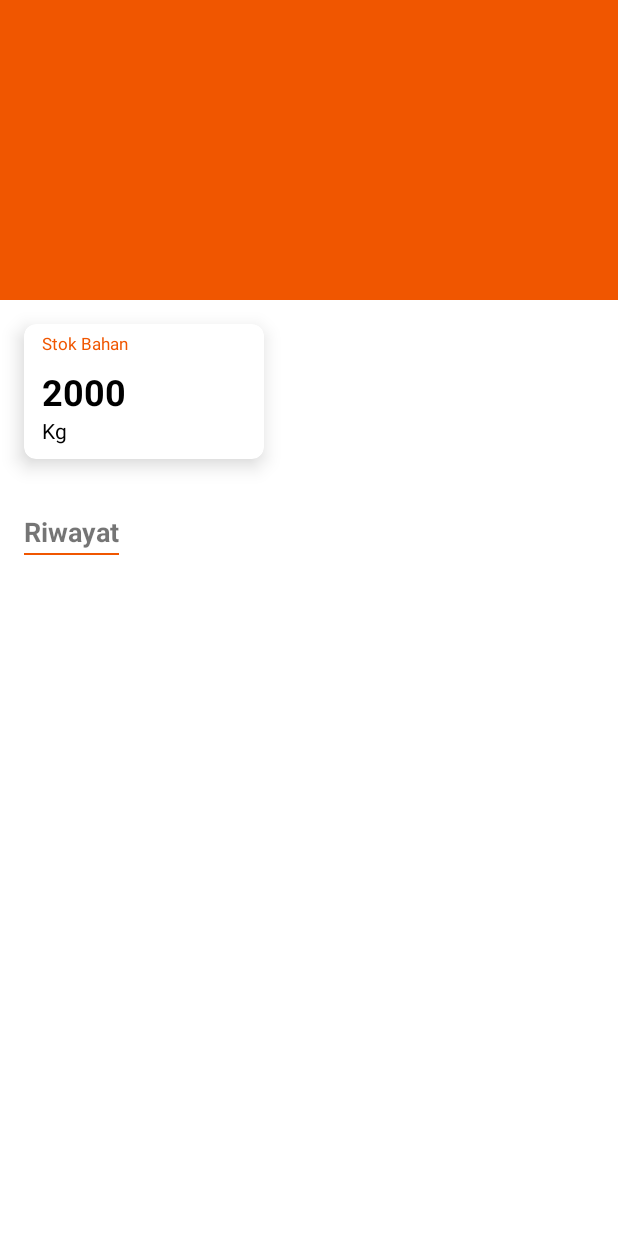
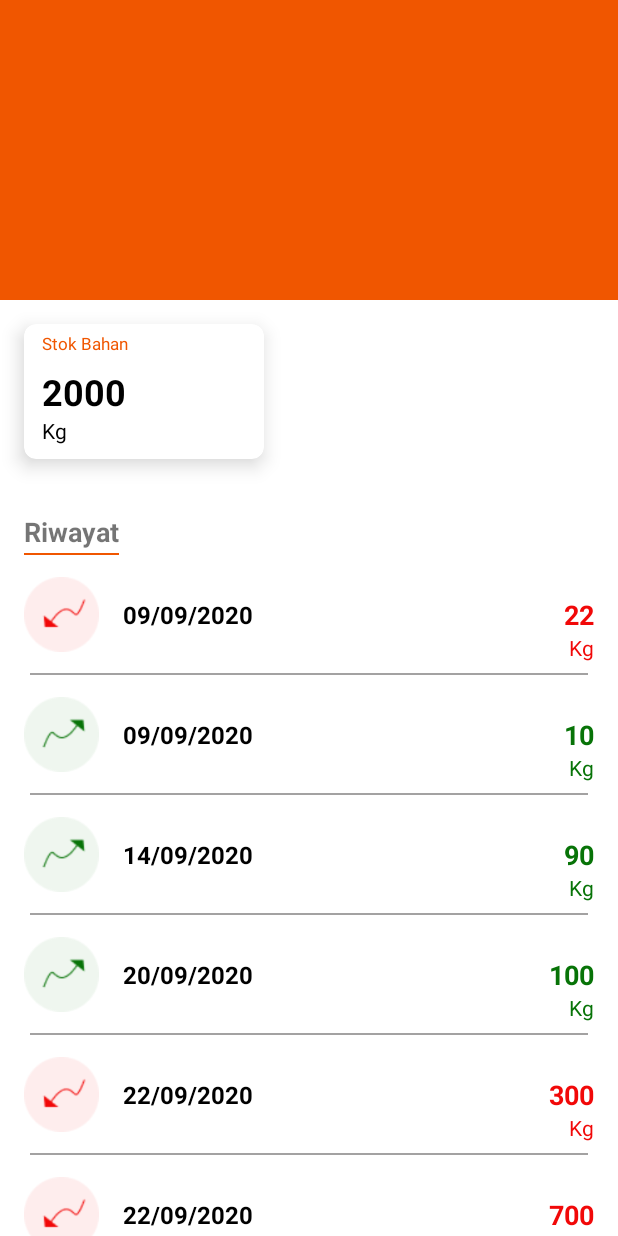
Before and after one commit to azwarbahar/NeedFood, an Android app: the DetailItemStokActivity screen opened directly, with no data from a screen before it, on a phone screen of 412 x 824 dp. Run offline under Robolectric (Android 15) with nearby library versions, the phone set to English and light mode, and no system bars; 2 statements that could not run were skipped.

Commit message:
update reciclerview riwayat

```diff
--- a/app/src/main/java/com/technest/needfood/admin/stok/item_stok/detail/DetailItemStokActivity.java
+++ b/app/src/main/java/com/technest/needfood/admin/stok/item_stok/detail/DetailItemStokActivity.java
@@ -5,9 +5,15 @@ import android.widget.ImageView;
 
 import androidx.appcompat.app.AppCompatActivity;
 import androidx.appcompat.widget.Toolbar;
+import androidx.recyclerview.widget.LinearLayoutManager;
+import androidx.recyclerview.widget.RecyclerView;
 
 import com.technest.needfood.R;
+import com.technest.needfood.admin.stok.item_stok.detail.adapter.RiwayarStokBahanAdapter;
+import com.technest.needfood.admin.stok.item_stok.detail.model.RiwayarStokBahanModel;
 import com.technest.needfood.admin.stok.item_stok.model.ItemStokBahanModel;
+
+import java.util.ArrayList;
 
 public class DetailItemStokActivity extends AppCompatActivity {
 
@@ -16,10 +22,19 @@ public class DetailItemStokActivity extends AppCompatActivity {
     private ImageView item_stok_toolbar_image;
     private Toolbar item_stok_toolbar;
 
+    private String[] statusRiwayat;
+    private String[] tanggalRiwayat;
+    private String[] kuantitasRiwayat;
+
+    private RecyclerView rv_riwayat_item_stok;
+    private ArrayList<RiwayarStokBahanModel> stokBahanModels;
+
     @Override
     protected void onCreate(Bundle savedInstanceState) {
         super.onCreate(savedInstanceState);
         setContentView(R.layout.activity_item_stok);
+
+        rv_riwayat_item_stok = findViewById(R.id.rv_riwayat_item_stok);
 
         item_stok_toolbar_image = findViewById(R.id.item_stok_toolbar_image);
         item_stok_toolbar = findViewById(R.id.item_stok_toolbar);
@@ -34,7 +49,36 @@ public class DetailItemStokActivity extends AppCompatActivity {
         item_stok_toolbar_image.setImageResource(itemStokBahanModel.getImage_item_stok());
         item_stok_toolbar.setTitle(itemStokBahanModel.getTitle_item_stok());
 
+        getDataRiwayat();
 
+    }
+
+    private void getDataRiwayat() {
+
+        stokBahanModels = tambahItemItemStok();
+
+        RiwayarStokBahanAdapter riwayarStokBahanAdapter = new RiwayarStokBahanAdapter(this,stokBahanModels);
+        rv_riwayat_item_stok.setLayoutManager(new LinearLayoutManager(this));
+        rv_riwayat_item_stok.setAdapter(riwayarStokBahanAdapter);
+
+    }
+
+    private ArrayList<RiwayarStokBahanModel> tambahItemItemStok(){
+
+        statusRiwayat = getResources().getStringArray(R.array.status_riwayat_bahan);
+        tanggalRiwayat = getResources().getStringArray(R.array.tanggal_riwayat_bahan);
+        kuantitasRiwayat = getResources().getStringArray(R.array.kuantitas_riwayat_bahan);
+
+        ArrayList<RiwayarStokBahanModel> riwayarStokBahanModels = new ArrayList<>();
+
+        for(int a = 0; a < statusRiwayat.length; a++){
+            RiwayarStokBahanModel model = new RiwayarStokBahanModel();
+            model.setStatus(statusRiwayat[a]);
+            model.setTanggal_riwayat(tanggalRiwayat[a]);
+            model.setKuantitas_riwayat(kuantitasRiwayat[a]);
+            riwayarStokBahanModels.add(model);
+        }
+        return riwayarStokBahanModels;
     }
 
 //    @Override
--- a/app/src/main/java/com/technest/needfood/admin/stok/item_stok/detail/adapter/RiwayarStokBahanAdapter.java
+++ b/app/src/main/java/com/technest/needfood/admin/stok/item_stok/detail/adapter/RiwayarStokBahanAdapter.java
@@ -1,12 +1,19 @@
 package com.technest.needfood.admin.stok.item_stok.detail.adapter;
 
 import android.content.Context;
+import android.graphics.Color;
+import android.view.LayoutInflater;
 import android.view.View;
 import android.view.ViewGroup;
+import android.widget.ImageView;
+import android.widget.TextView;
 
 import androidx.annotation.NonNull;
+import androidx.core.content.ContextCompat;
 import androidx.recyclerview.widget.RecyclerView;
 
+import com.bumptech.glide.Glide;
+import com.technest.needfood.R;
 import com.technest.needfood.admin.stok.item_stok.detail.model.RiwayarStokBahanModel;
 
 import java.util.ArrayList;
@@ -24,22 +31,58 @@ public class RiwayarStokBahanAdapter extends RecyclerView.Adapter<RiwayarStokBah
     @NonNull
     @Override
     public RiwayarStokBahanAdapter.MyHolderView onCreateViewHolder(@NonNull ViewGroup parent, int viewType) {
-        return null;
+        View view = LayoutInflater.from(mContext).inflate(R.layout.item_riwayat_stok, parent,false);
+        RiwayarStokBahanAdapter.MyHolderView myHolderView = new RiwayarStokBahanAdapter.MyHolderView(view);
+
+        return myHolderView;
     }
 
     @Override
     public void onBindViewHolder(@NonNull RiwayarStokBahanAdapter.MyHolderView holder, int position) {
 
+
+
+        String status = riwayarStokBahanModels.get(position).getStatus();
+        if (status.equals("out")){
+
+            holder.img_list_riwayat.setBackgroundResource(R.drawable.arrow_down);
+            holder.tv_tanggal_riwayat_stok.setText(riwayarStokBahanModels.get(position).getTanggal_riwayat());
+            holder.tv_kuantitas_list_riwayat.setText(riwayarStokBahanModels.get(position).getKuantitas_riwayat());
+            holder.tv_kuantitas_list_riwayat.setTextColor(Color.parseColor("#F10808"));
+            holder.tv_satuan.setTextColor(Color.parseColor("#F10808"));
+
+        } else {
+
+            holder.img_list_riwayat.setBackgroundResource(R.drawable.arrow_up);
+            holder.tv_tanggal_riwayat_stok.setText(riwayarStokBahanModels.get(position).getTanggal_riwayat());
+            holder.tv_kuantitas_list_riwayat.setText(riwayarStokBahanModels.get(position).getKuantitas_riwayat());
+            holder.tv_kuantitas_list_riwayat.setTextColor(Color.parseColor("#077307"));
+            holder.tv_satuan.setTextColor(Color.parseColor("#077307"));
+
+        }
+
     }
 
     @Override
     public int getItemCount() {
-        return 0;
+        return riwayarStokBahanModels.size();
     }
 
     public class MyHolderView extends RecyclerView.ViewHolder {
+
+        private ImageView img_list_riwayat;
+        private TextView tv_tanggal_riwayat_stok;
+        private TextView tv_kuantitas_list_riwayat;
+        private TextView tv_satuan;
+
         public MyHolderView(@NonNull View itemView) {
             super(itemView);
+
+            img_list_riwayat = itemView.findViewById(R.id.img_list_riwayat);
+            tv_tanggal_riwayat_stok = itemView.findViewById(R.id.tv_tanggal_riwayat_stok);
+            tv_kuantitas_list_riwayat = itemView.findViewById(R.id.tv_kuantitas_list_riwayat);
+            tv_satuan = itemView.findViewById(R.id.tv_satuan);
+
         }
     }
 }
--- a/app/src/main/java/com/technest/needfood/admin/stok/item_stok/detail/model/RiwayarStokBahanModel.java
+++ b/app/src/main/java/com/technest/needfood/admin/stok/item_stok/detail/model/RiwayarStokBahanModel.java
@@ -10,6 +10,10 @@ public class RiwayarStokBahanModel {
         this.tanggal_riwayat = tanggal_riwayat;
         this.kuantitas_riwayat = kuantitas_riwayat;
         this.status = status;
+    }
+
+    public RiwayarStokBahanModel() {
+
     }
 
     public String getTanggal_riwayat() {
--- a/app/src/main/res/layout/item_riwayat_stok.xml
+++ b/app/src/main/res/layout/item_riwayat_stok.xml
@@ -2,23 +2,28 @@
 <RelativeLayout xmlns:android="http://schemas.android.com/apk/res/android"
     android:layout_width="match_parent"
     android:layout_height="80dp"
+    xmlns:tools="http://schemas.android.com/tools"
     android:orientation="vertical">
 
     <ImageView
         android:id="@+id/img_list_riwayat"
         android:layout_width="50dp"
+        tools:src="@drawable/arrow_up"
         android:layout_height="50dp"
         android:layout_centerVertical="true"
-        android:layout_marginLeft="16dp"
-        android:src="@drawable/arrow_up" />
+        android:layout_marginLeft="16dp" />
 
     <TextView
+        android:id="@+id/tv_tanggal_riwayat_stok"
         android:layout_width="wrap_content"
         android:layout_height="wrap_content"
         android:layout_centerVertical="true"
         android:layout_marginLeft="16dp"
         android:layout_toRightOf="@id/img_list_riwayat"
-        android:text="09/09/2020" />
+        android:text="09/09/2020"
+        android:textColor="@color/hitam"
+        android:textSize="16sp"
+        android:textStyle="bold" />
 
     <TextView
         android:id="@+id/tv_kuantitas_list_riwayat"
@@ -33,10 +38,11 @@
         android:textStyle="bold" />
 
     <TextView
+        android:id="@+id/tv_satuan"
         android:layout_width="wrap_content"
         android:layout_height="wrap_content"
         android:layout_below="@id/tv_kuantitas_list_riwayat"
-        android:layout_alignLeft="@id/tv_kuantitas_list_riwayat"
+        android:layout_alignRight="@id/tv_kuantitas_list_riwayat"
         android:text="Kg"
         android:textColor="@color/arrowUpColor" />
 
--- a/app/src/main/res/values/strings.xml
+++ b/app/src/main/res/values/strings.xml
@@ -42,4 +42,44 @@
         <item>390</item>
     </string-array>
 
+
+    <string-array name="status_riwayat_bahan">
+        <item>out</item>
+        <item>in</item>
+        <item>in</item>
+        <item>in</item>
+        <item>out</item>
+        <item>out</item>
+        <item>in</item>
+        <item>in</item>
+        <item>out</item>
+        <item>in</item>
+    </string-array>
+
+    <string-array name="tanggal_riwayat_bahan">
+        <item>09/09/2020</item>
+        <item>09/09/2020</item>
+        <item>14/09/2020</item>
+        <item>20/09/2020</item>
+        <item>22/09/2020</item>
+        <item>22/09/2020</item>
+        <item>30/09/2020</item>
+        <item>03/10/2020</item>
+        <item>15/10/2020</item>
+        <item>22/11/2020</item>
+    </string-array>
+
+    <string-array name="kuantitas_riwayat_bahan">
+        <item>22</item>
+        <item>10</item>
+        <item>90</item>
+        <item>100</item>
+        <item>300</item>
+        <item>700</item>
+        <item>200</item>
+        <item>250</item>
+        <item>50</item>
+        <item>90</item>
+    </string-array>
+
 </resources>
```
